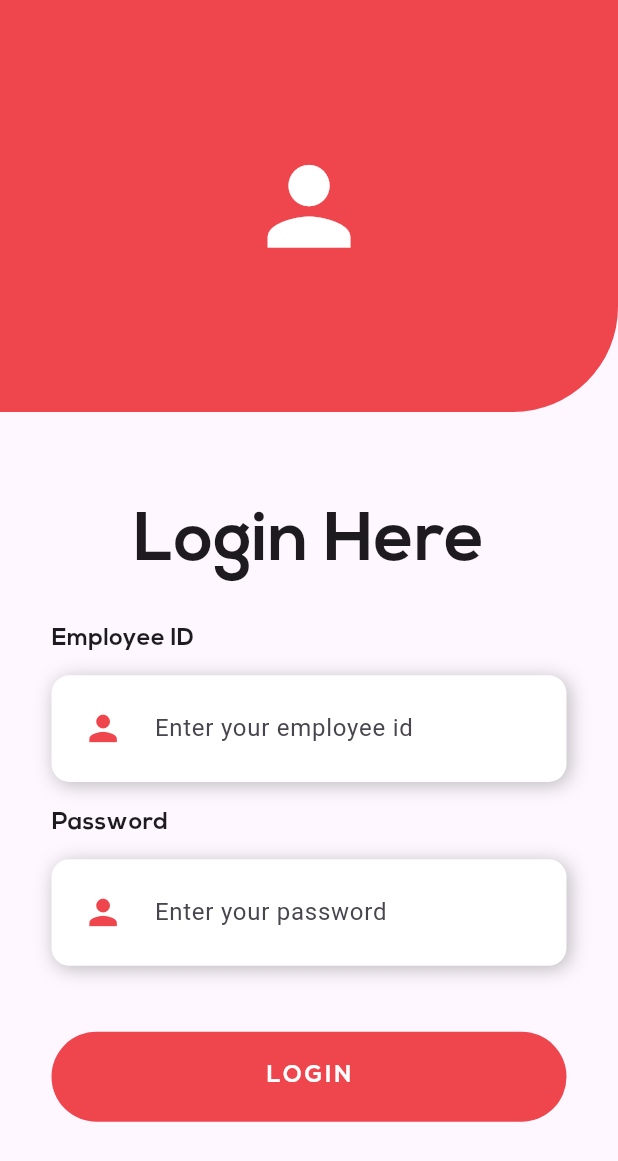
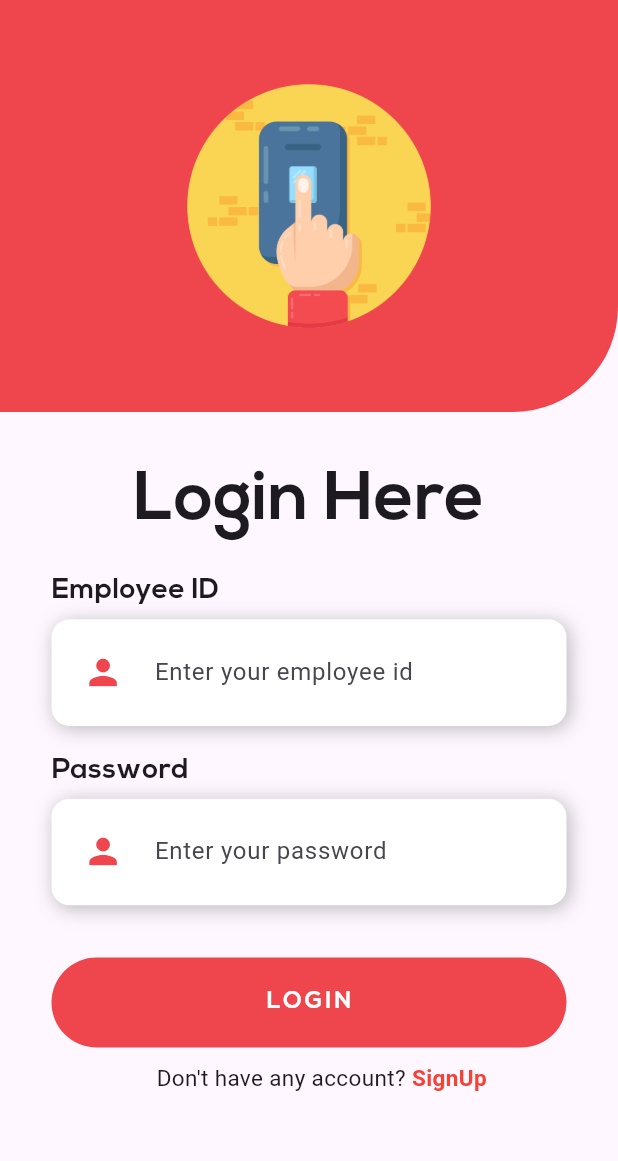
Before and after one commit to ReyadJSD/Employee_Attendence_System, a Flutter app: the screen it shows after launch, on a phone screen of 412 x 824 dp. Shown: the top 1161 px of the screen. Run offline on Flutter 3.47's test engine with Material 2 defaults, Android fonts, the phone set to English and light mode, and no system bars; our stand-ins replace cloud_firestore, date_format, firebase_core, firebase_storage, flutter_keyboard_visibility, font_awesome_flutter and 4 more; missing offline and left inert: month_year_picker; accounts and stored records are empty.

```diff
--- a/attendanceapp/lib/loginscreen.dart
+++ b/attendanceapp/lib/loginscreen.dart
@@ -1,5 +1,5 @@
 import 'package:attendanceapp/homescreen.dart';
-import 'package:attendanceapp/todayscreen.dart';
+import 'package:attendanceapp/signupscreen.dart';
 import 'package:cloud_firestore/cloud_firestore.dart';
 import 'package:flutter/material.dart';
 import 'package:shared_preferences/shared_preferences.dart';
@@ -18,7 +18,6 @@ class _LoginScreenState extends State<LoginScreen> {
   double screenWidth = 0;
   bool isKeyboardVisible = false;
   void setVisibility() {
-    print(333);
     isKeyboardVisible = true;
     setState(() {
 
@@ -47,23 +46,22 @@ class _LoginScreenState extends State<LoginScreen> {
                 )
               ),
               child: Center(
-                child: Icon(
-                    Icons.person,
-                  color: Colors.white,
-                  size: screenWidth / 5,
+                child: Image.asset(
+                  "assets/icon/icon.png",
+                  width: screenWidth / 2.5,
                 ),
               ),
             ),
             Container(
               margin: EdgeInsets.only(
-                  top: screenHeight/15,
-                bottom: screenWidth / 20,
+                  top: screenHeight/30,
+                bottom: screenWidth / 30,
               ),
               child: Text(
                 'Login Here',
                 style: TextStyle(
                   fontSize: screenHeight / 18,
-                  fontFamily: "Nexa Bold"
+                  fontFamily: "Nexa Bold",
                 ),
               ),
             ),
@@ -99,7 +97,7 @@ class _LoginScreenState extends State<LoginScreen> {
                             sharedPreferences = await SharedPreferences.getInstance();
                             sharedPreferences.setString('employeeId', id).then((_){
                               Navigator.pushReplacement(context,
-                                  MaterialPageRoute(builder: (context) => HomeScreen())
+                                  MaterialPageRoute(builder: (context) =>const HomeScreen())
                               );
                             });
 
@@ -129,7 +127,7 @@ class _LoginScreenState extends State<LoginScreen> {
                     child: Container(
                       height: 60,
                       width: screenWidth,
-                      margin: EdgeInsets.only(top: screenHeight / 30),
+                      margin: EdgeInsets.only(top: screenHeight / 45),
                       decoration: BoxDecoration(
                         color: primary,
                         borderRadius: const BorderRadius.all(Radius.circular(30))
@@ -146,7 +144,36 @@ class _LoginScreenState extends State<LoginScreen> {
                         ),
                       ),
                     ),
-                  )
+                  ),
+                  const SizedBox(height: 10,),
+                   GestureDetector(
+                     onTap: (){
+                       Navigator.pushReplacement(context,
+                           MaterialPageRoute(builder: (context) =>const SignUpScreen())
+                       );
+                     },
+                     child: Container(
+                      margin: const EdgeInsets.only(left: 70),
+                      child:const Row(
+                        children: [
+                          Text(
+                            "Don't have any account? ",
+                            style: TextStyle(
+                              fontSize: 15
+                            ),
+                          ),
+                          Text(
+                              "SignUp",
+                            style: TextStyle(
+                              color: Colors.red,
+                              fontWeight: FontWeight.bold,
+                              fontSize: 15
+                            ),
+                          ),
+                        ],
+                      ),
+                  ),
+                   )
                 ],
               ),
             )
@@ -158,12 +185,12 @@ class _LoginScreenState extends State<LoginScreen> {
   }
  Widget fieldTitle(String title){
     return Container(
-      margin: EdgeInsets.only(bottom: 12),
+      margin:const EdgeInsets.only(bottom: 5),
       child: Text(
         title,
         style: TextStyle(
             fontFamily: "Nexa Bold",
-            fontSize: screenWidth / 26
+            fontSize: screenWidth / 22
         ),
       ),
     );
@@ -186,7 +213,7 @@ class _LoginScreenState extends State<LoginScreen> {
       ),
       child: Row(
         children: [
-          Container(
+          SizedBox(
             width: screenWidth / 6,
             child: Icon(
               Icons.person,
```
Also changed, not shown: attendanceapp/lib/homescreen.dart (+59 -29 lines), attendanceapp/lib/profilescreen.dart (+13 -13 lines), attendanceapp/lib/signupscreen.dart (added, +234 -0 lines), attendanceapp/lib/todayscreen.dart (+8 -8 lines), 1 other file.
